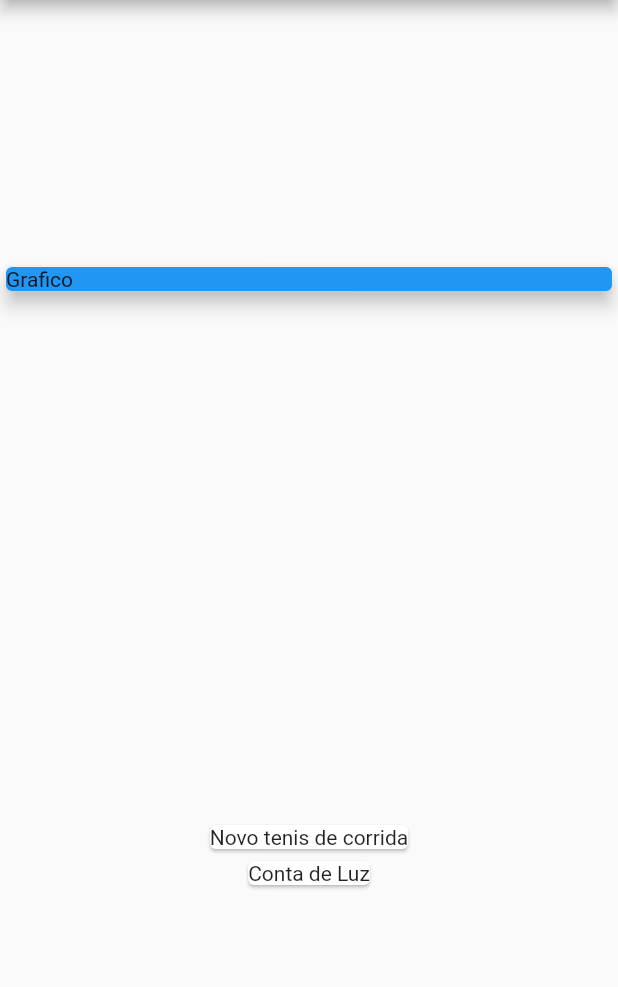
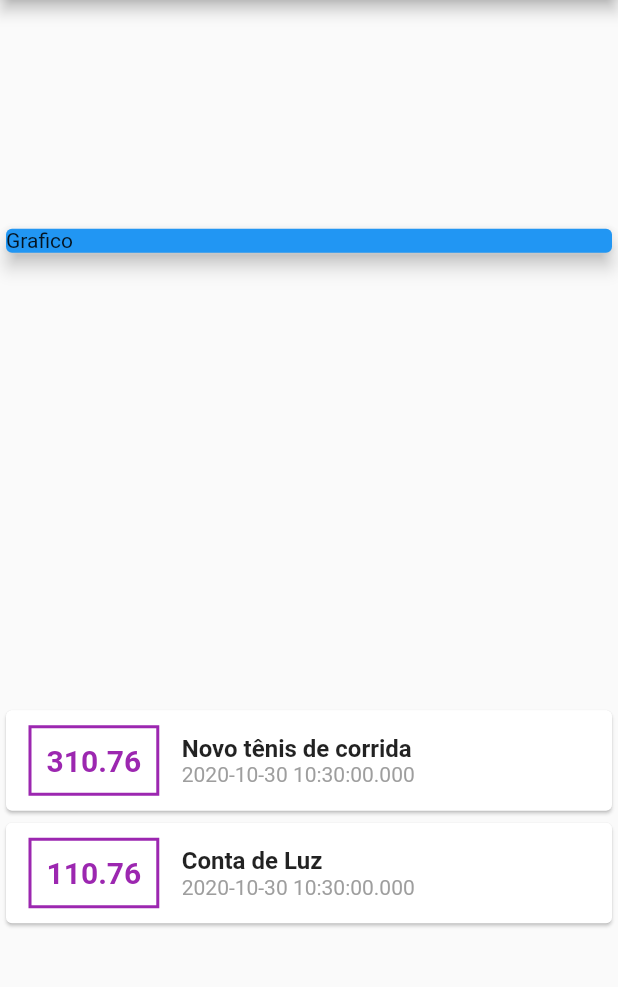
Before and after one commit to Pliffisson/App-Despesas-Pessoais, a Flutter app: the screen it shows after launch, on a phone screen of 412 x 824 dp, the part 84-1071 px from its top. Run offline on Flutter 3.47's test engine with Material 2 defaults, Android fonts, the phone set to English and light mode, and no system bars.

Commit message:
Definindo estilo do titulo e data

```diff
--- a/lib/main.dart
+++ b/lib/main.dart
@@ -17,7 +17,7 @@ class MyHomePage extends StatelessWidget {
   final _transactions = [
     Transaction(
       id: 't1',
-      title: 'Novo tenis de corrida',
+      title: 'Novo tênis de corrida',
       value: 310.76,
       date: DateTime.now(),
     ),
@@ -49,7 +49,48 @@ class MyHomePage extends StatelessWidget {
           Column(
             children: _transactions.map((tr) {
               return Card(
-                child: Text(tr.title),
+                child: Row(
+                  children: [
+                    Container(
+                      margin: EdgeInsets.symmetric(
+                        horizontal: 15,
+                        vertical: 10,
+                      ),
+                      decoration: BoxDecoration(
+                          border: Border.all(
+                        color: Colors.purple,
+                        width: 2,
+                      )),
+                      padding: EdgeInsets.all(10),
+                      child: Text(
+                        tr.value.toString(),
+                        style: TextStyle(
+                          fontWeight: FontWeight.bold,
+                          fontSize: 20,
+                          color: Colors.purple,
+                        ),
+                      ),
+                    ),
+                    Column(
+                      crossAxisAlignment: CrossAxisAlignment.start,
+                      children: [
+                        Text(
+                          tr.title,
+                          style: TextStyle(
+                            fontSize: 16,
+                            fontWeight: FontWeight.bold,
+                          ),
+                        ),
+                        Text(
+                          tr.date.toString(),
+                          style: TextStyle(
+                            color: Colors.grey,
+                          ),
+                        ),
+                      ],
+                    )
+                  ],
+                ),
               );
             }).toList(),
           ),
```
